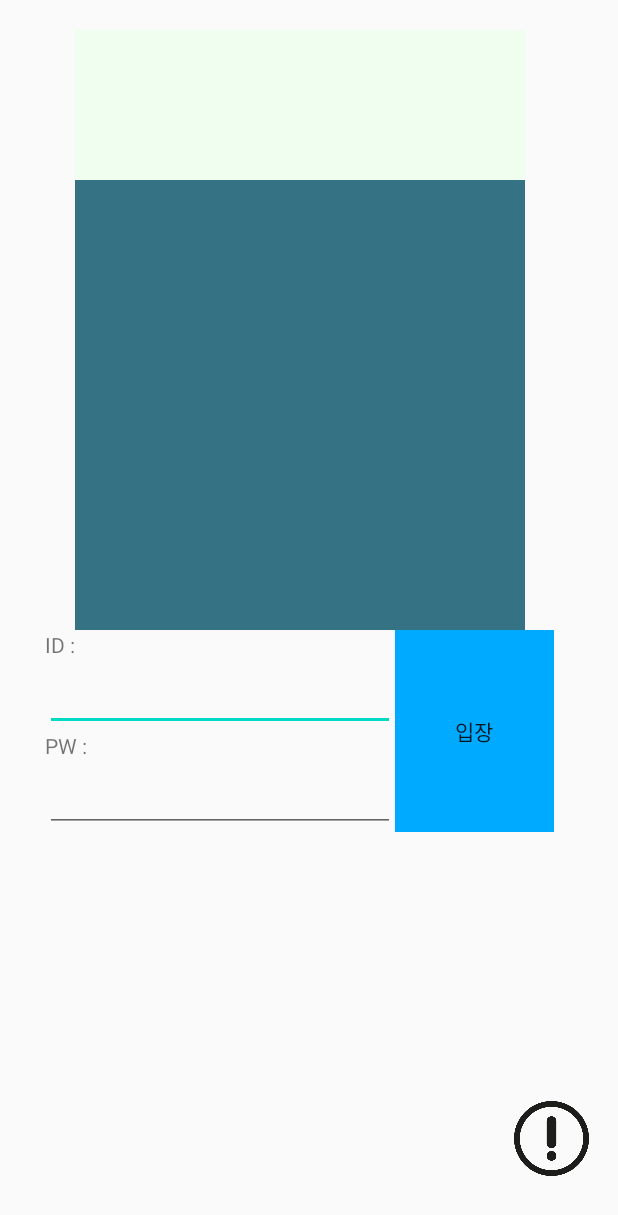
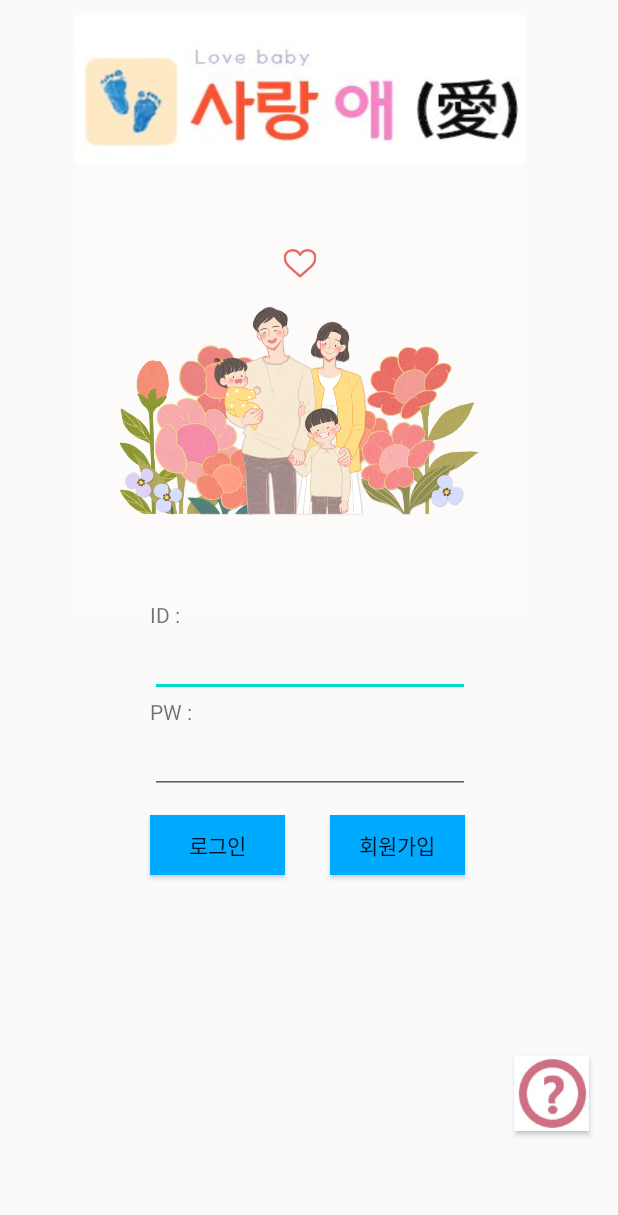
Before and after one commit to ParkHyunsu1110/Capstone-Design, an Android app: the screen it shows after launch (MainActivity), on a phone screen of 412 x 824 dp. Shown: the top 1215 px of the screen. Run offline under Robolectric (Android 15) with nearby library versions, the phone set to English and light mode, and no system bars.

Commit message:
Prototype phase 3

```diff
--- a/workspace/prototype/app/src/main/res/layout/activity_main.xml
+++ b/workspace/prototype/app/src/main/res/layout/activity_main.xml
@@ -1,6 +1,6 @@
 <?xml version="1.0" encoding="utf-8"?>
-<RelativeLayout
-    xmlns:android="http://schemas.android.com/apk/res/android"
+<RelativeLayout xmlns:android="http://schemas.android.com/apk/res/android"
+    xmlns:app="http://schemas.android.com/apk/res-auto"
     xmlns:tools="http://schemas.android.com/tools"
     android:layout_width="match_parent"
     android:layout_height="match_parent"
@@ -16,10 +16,9 @@
             android:layout_width="300dp"
             android:layout_height="100dp"
             android:layout_alignParentTop="true"
-            android:layout_marginTop="20dp"
+            android:layout_marginTop="10dp"
             android:layout_marginLeft="50dp"
-            android:background="#effeef"
-            />
+            android:background="@drawable/logo" />
 
         <ImageView
             android:id="@+id/imgLogo2"
@@ -27,64 +26,61 @@
             android:layout_height="300dp"
             android:layout_alignParentTop="true"
             android:layout_marginLeft="50dp"
-            android:background="#357284" />
+            android:background="@drawable/main" />
 
     </LinearLayout>
 
     <LinearLayout
         android:layout_width="wrap_content"
         android:layout_height="wrap_content"
-        android:orientation="horizontal"
-        android:layout_marginTop="420dp"
-        android:layout_marginLeft="30dp">
-
-        <LinearLayout
-            android:layout_width="wrap_content"
-            android:layout_height="wrap_content"
-            android:orientation="vertical">
+        android:orientation="vertical"
+        android:layout_marginTop="400dp"
+        android:layout_marginLeft="100dp">
 
         <TextView
             android:layout_width="wrap_content"
             android:layout_height="wrap_content"
-                android:text="ID : " />
+            android:text="ID : "/>
 
         <EditText
-                android:id="@+id/editId"
+            android:id="@+id/editTextTextPersonName2"
             android:layout_width="wrap_content"
             android:layout_height="wrap_content"
             android:ems="10"
-                android:inputType="textPersonName"
-                android:textSize="20dp" />
-
+            android:inputType="textPersonName"/>
         <TextView
             android:layout_width="wrap_content"
             android:layout_height="wrap_content"
-                android:text="PW : " />
+            android:text="PW : "/>
 
         <EditText
-                android:id="@+id/editPw"
+            android:id="@+id/editTextTextPassword"
             android:layout_width="wrap_content"
             android:layout_height="wrap_content"
             android:ems="10"
-                android:inputType="textPassword"
-                android:textSize="20dp" />
-        </LinearLayout>
-        <LinearLayout
-            android:layout_width="wrap_content"
-            android:layout_height="match_parent"
-            android:orientation="vertical">
-            <Button
-                android:id="@+id/entranceBtn"
-                android:layout_width="106dp"
-                android:layout_height="match_parent"
-                android:background="#00aaff"
-                android:text="입장" />
-        </LinearLayout>
+            android:inputType="textPassword" />
     </LinearLayout>
 
     <Button
+        android:id="@+id/entranceBtn"
+        android:layout_width="90dp"
+        android:layout_height="40dp"
+        android:layout_marginTop="543dp"
+        android:layout_marginLeft="100dp"
+        android:background="#00aaff"
+        android:text="로그인"/>
+
+
+    <Button
+        android:layout_width="90dp"
+        android:layout_height="40dp"
+        android:layout_marginLeft="220dp"
+        android:layout_marginTop="543dp"
+        android:background="#00aaff"
+        android:text="회원가입" />
+
+    <Button
         android:id="@+id/infoBtn"
-        android:background="@drawable/infobtn"
         android:layout_width="50dp"
         android:layout_height="50dp"
         android:layout_alignParentEnd="true"
@@ -92,6 +88,7 @@
         android:layout_alignParentBottom="true"
         android:layout_marginEnd="19dp"
         android:layout_marginRight="19dp"
-        android:layout_marginBottom="40dp"
-        />
+        android:layout_marginBottom="70dp"
+        android:background="@drawable/infobtn" />
+
 </RelativeLayout>
```
Also changed, not shown: workspace/prototype/app/src/main/res/drawable-v24/infobtn.jpg (added), workspace/prototype/app/src/main/res/drawable-v24/logo.jpg (added), workspace/prototype/app/src/main/res/drawable-v24/main.jpg (added), workspace/prototype/app/src/main/res/drawable/infobtn.png (deleted). Lines whose indentation alone changed are shown as unchanged.
